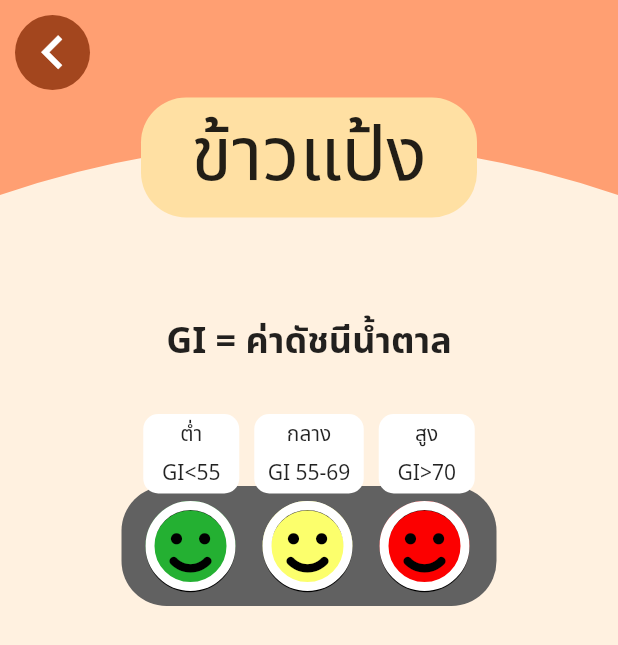
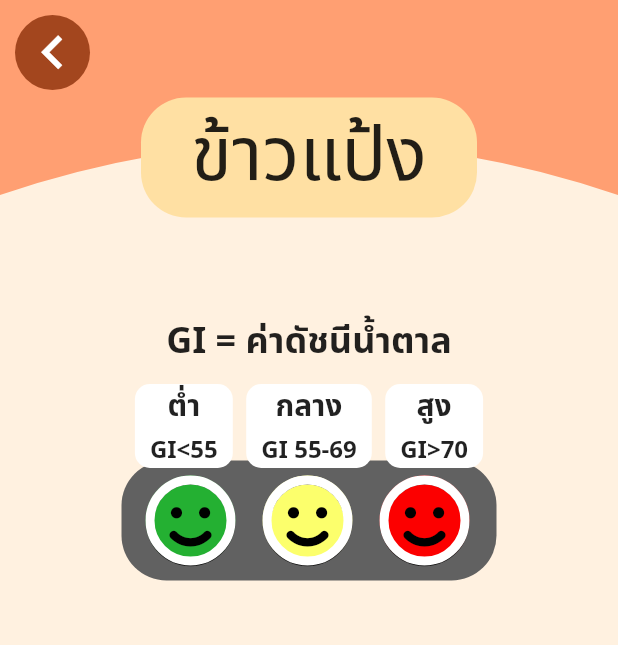
Before and after one commit to AINutritionProject/KinDeeUDee, a Flutter app: the AllFoodPage screen opened directly with empty values, on a phone screen of 412 x 824 dp. Shown: the top 645 px of the screen. Run offline on Flutter 3.47's test engine with Material 2 defaults, Android fonts, the phone set to English and light mode, and no system bars; our stand-ins replace camera, cloud_firestore, csv, dotted_border, email_validator, firebase_auth and 7 more; accounts and stored records are empty.

Commit message:
modify Area IconSmile & add fontSize fontWeight

```diff
--- a/lib/pages/all_food.dart
+++ b/lib/pages/all_food.dart
@@ -130,7 +130,7 @@ class AllFoodPage extends StatelessWidget {
                 ),
               ),
               const Padding(
-                padding: EdgeInsets.fromLTRB(0, 20, 0, 50),
+                padding: EdgeInsets.fromLTRB(0, 0, 0, 50),
                 child: BoxContainSmileIcon(),
               ),
               ...foodData.map((e) {
@@ -247,11 +247,10 @@ class BoxContainSmileIcon extends StatelessWidget {
           alignment: Alignment.center,
           width: 250,
           child: Row(
-            mainAxisAlignment: MainAxisAlignment.center,
+            mainAxisAlignment: MainAxisAlignment.spaceEvenly,
             children: [
               Container(
-                height: 53,
-                width: 64,
+                padding: const EdgeInsets.symmetric(horizontal: 10),
                 decoration: const BoxDecoration(
                   color: Colors.white,
                   borderRadius: BorderRadius.all(
@@ -262,18 +261,21 @@ class BoxContainSmileIcon extends StatelessWidget {
                   mainAxisAlignment: MainAxisAlignment.center,
                   children: [
                     Padding(
-                      padding: EdgeInsets.only(bottom: 5),
-                      child: Text("ต่ำ"),
+                      padding: EdgeInsets.only(bottom: 2),
+                      child: Text("ต่ำ", style: TextStyle(
+                        fontSize: 20,
+                        fontWeight: FontWeight.bold
+                      ),),
                     ),
-                    Text("GI<55")
+                    Text("GI<55", style: TextStyle(
+                        fontSize: 16,
+                        fontWeight: FontWeight.bold
+                      ),),
                   ],
                 ),
               ),
-              Padding(
-                padding: const EdgeInsets.only(left: 10, right: 10),
-                child: Container(
-                  height: 53,
-                  width: 73,
+              Container(
+                padding: const EdgeInsets.symmetric(horizontal: 10),
                 decoration: const BoxDecoration(
                   color: Colors.white,
                   borderRadius: BorderRadius.all(
@@ -284,17 +286,21 @@ class BoxContainSmileIcon extends StatelessWidget {
                   mainAxisAlignment: MainAxisAlignment.center,
                   children: [
                     Padding(
-                        padding: EdgeInsets.only(bottom: 5),
-                        child: Text("กลาง"),
+                      padding: EdgeInsets.only(bottom: 2),
+                      child: Text("กลาง", style: TextStyle(
+                      fontSize: 20,
+                      fontWeight: FontWeight.bold
+                    ),),
                     ),
-                      Text("GI 55-69")
+                    Text("GI 55-69", style: TextStyle(
+                      fontSize: 16,
+                      fontWeight: FontWeight.bold
+                    ),)
                   ],
                 ),
               ),
-              ),
               Container(
-                height: 53,
-                width: 64,
+                padding: const EdgeInsets.symmetric(horizontal: 10),
                 decoration: const BoxDecoration(
                   color: Colors.white,
                   borderRadius: BorderRadius.all(
@@ -305,10 +311,16 @@ class BoxContainSmileIcon extends StatelessWidget {
                   mainAxisAlignment: MainAxisAlignment.center,
                   children: [
                     Padding(
-                      padding: EdgeInsets.only(bottom: 5),
-                      child: Text("สูง"),
+                      padding: EdgeInsets.only(bottom: 2),
+                      child: Text("สูง", style: TextStyle(
+                        fontSize: 20,
+                        fontWeight: FontWeight.bold
+                      ),),
                     ),
-                    Text("GI>70")
+                    Text("GI>70", style: TextStyle(
+                        fontSize: 16,
+                        fontWeight: FontWeight.bold
+                      ),)
                   ],
                 ),
               )
```
Lines whose indentation alone changed are shown as unchanged.
